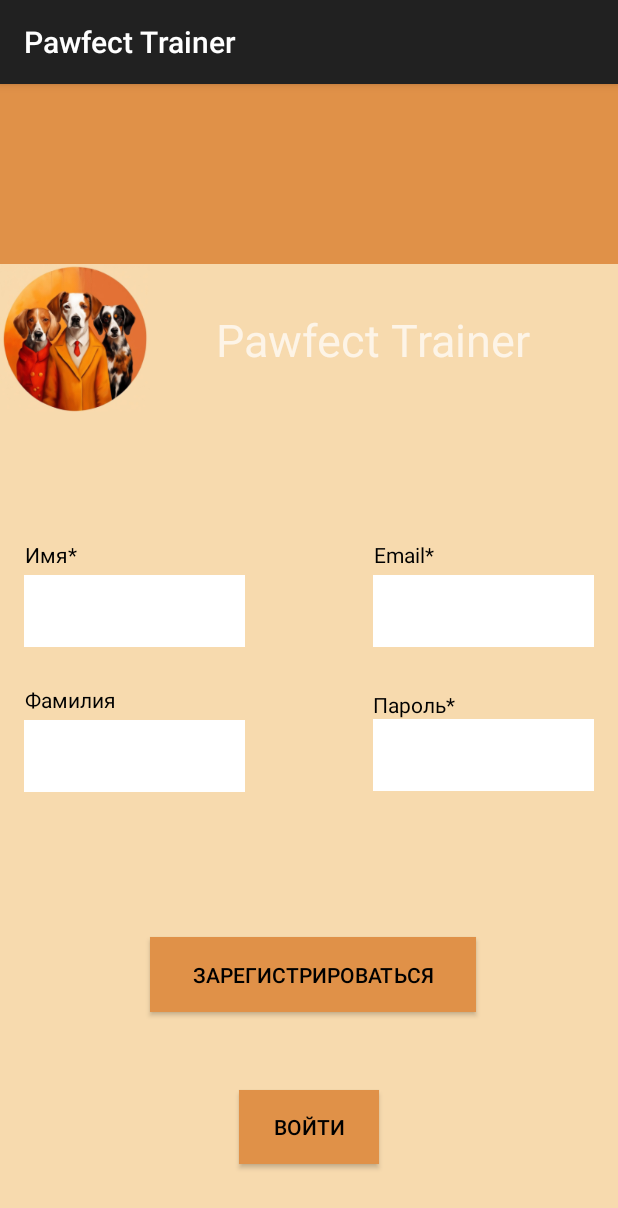
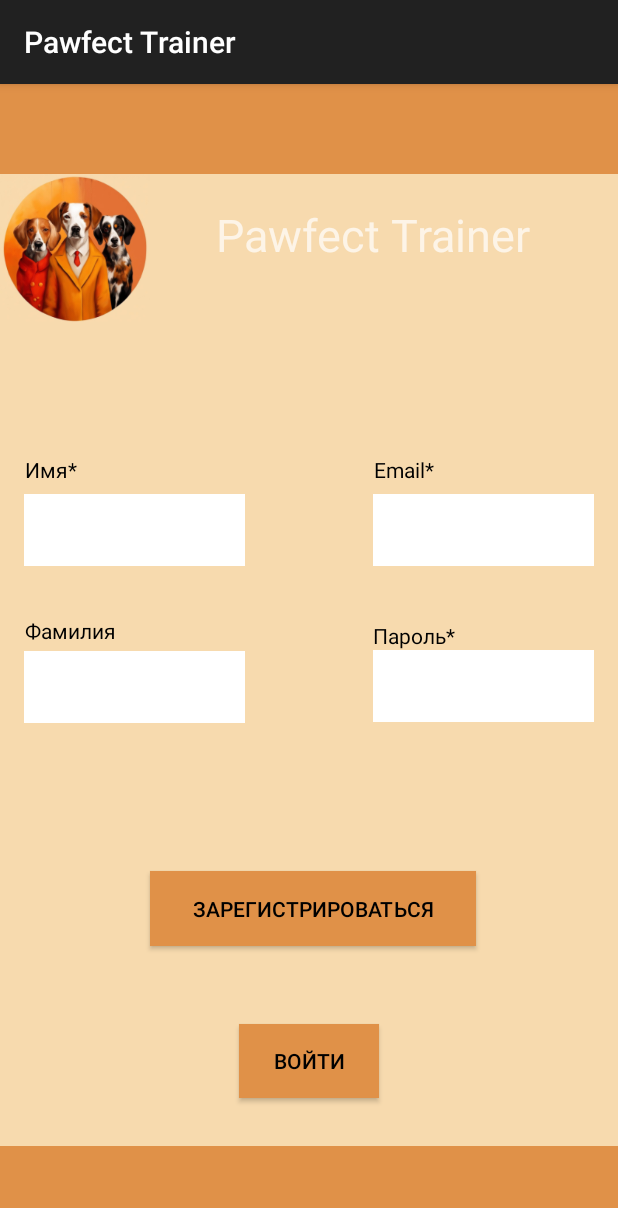
Before and after one commit to moevm/adfmp1h24-dog_trainer, an Android app: the screen it shows after launch (MainActivity), on a phone screen of 412 x 824 dp. Shown: the top 1208 px of the screen. Run offline under Robolectric (Android 15) with nearby library versions, the phone set to English and light mode, and no system bars.

Commit message:
refs #1: added footer rectangle

```diff
--- a/DogTrainer/app/src/main/res/layout/activity_main.xml
+++ b/DogTrainer/app/src/main/res/layout/activity_main.xml
@@ -11,22 +11,20 @@
     <View
         android:id="@+id/topRectangle"
         android:layout_width="match_parent"
-        android:layout_height="120dp"
+        android:layout_height="60dp"
         android:layout_alignParentTop="true"
         android:background="@color/mainElements"
         android:visibility="visible"
-        app:layout_constraintBottom_toBottomOf="parent"
         app:layout_constraintEnd_toEndOf="parent"
         app:layout_constraintHorizontal_bias="1.0"
         app:layout_constraintStart_toStartOf="parent"
-        app:layout_constraintTop_toTopOf="parent"
-        app:layout_constraintVertical_bias="0.0" />
+        app:layout_constraintTop_toTopOf="parent" />
 
     <ImageView
         android:id="@+id/appLogo"
         android:layout_width="100dp"
         android:layout_height="100dp"
-        android:layout_marginTop="120dp"
+        android:layout_marginTop="60dp"
         android:contentDescription="@string/appLogo"
         app:layout_constraintBottom_toBottomOf="parent"
         app:layout_constraintEnd_toEndOf="parent"
@@ -41,7 +39,7 @@
         android:layout_width="wrap_content"
         android:layout_height="wrap_content"
         android:layout_marginStart="44dp"
-        android:layout_marginTop="150dp"
+        android:layout_marginTop="80dp"
         android:layout_marginEnd="57dp"
         android:text="@string/appName"
         android:textSize="30sp"
@@ -186,12 +184,27 @@
         android:id="@+id/singInButton"
         android:layout_width="93dp"
         android:layout_height="49dp"
-        android:layout_marginBottom="48dp"
+        android:layout_marginBottom="32dp"
         android:background="@color/mainElements"
         android:text="@string/signIn"
         android:textColor="@color/black"
-        app:layout_constraintBottom_toBottomOf="parent"
+        app:layout_constraintBottom_toTopOf="@+id/footerRectangle"
         app:layout_constraintEnd_toEndOf="parent"
         app:layout_constraintStart_toStartOf="parent" />
 
+    <View
+        android:id="@+id/footerRectangle"
+        android:layout_width="match_parent"
+        android:layout_height="60dp"
+        android:layout_alignParentTop="true"
+        android:layout_marginTop="660dp"
+        android:background="@color/mainElements"
+        android:visibility="visible"
+        app:layout_constraintBottom_toBottomOf="parent"
+        app:layout_constraintEnd_toEndOf="parent"
+        app:layout_constraintHorizontal_bias="0.0"
+        app:layout_constraintStart_toStartOf="parent"
+        app:layout_constraintTop_toBottomOf="@+id/topRectangle"
+        app:layout_constraintVertical_bias="1.0" />
+
 </androidx.constraintlayout.widget.ConstraintLayout>
```
